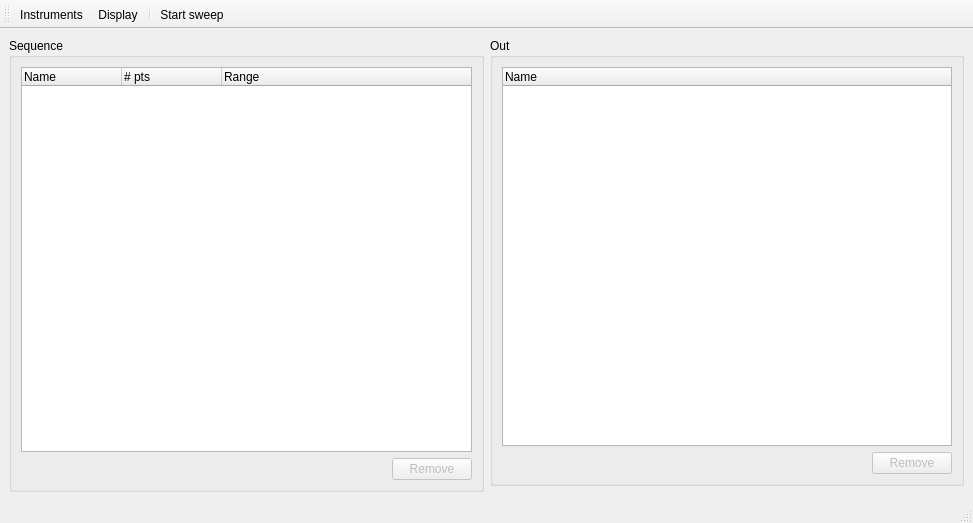
Qt form ui/MainWindow.ui (AlexisMrl/HegelLab) before a commit.
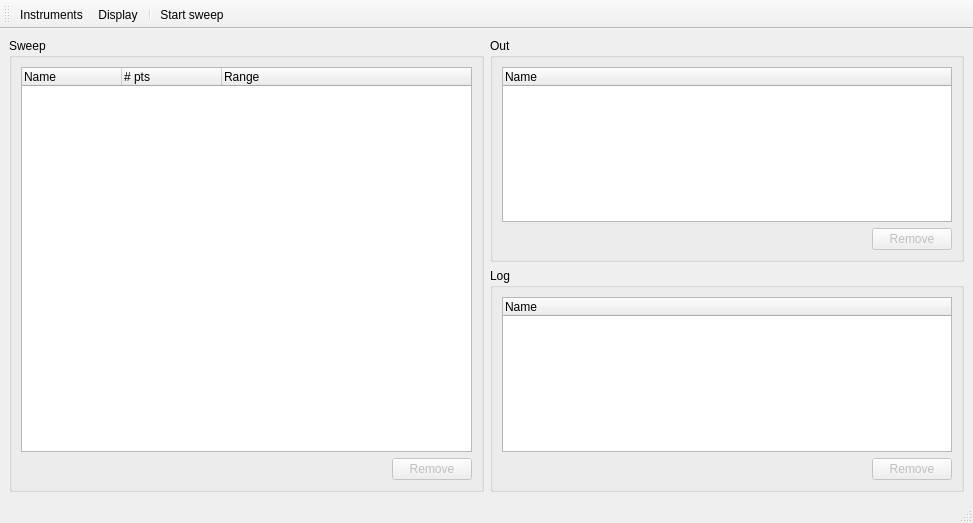
The same form after that commit. Icons and pictures are not drawn. Custom widgets are drawn as their Qt base class.

Commit message: [Features] (sweepable but no display)   - thread creation for sweep   - base for live display   - some error managment

```diff
--- a/ui/MainWindow.ui
+++ b/ui/MainWindow.ui
@@ -15,7 +15,7 @@
   </property>
   <widget class="QWidget" name="centralwidget">
    <layout class="QGridLayout" name="gridLayout_2">
-    <item row="0" column="1">
+    <item row="0" column="2">
      <widget class="QGroupBox" name="groupBox_2">
       <property name="title">
        <string>Out</string>
@@ -60,10 +60,58 @@
       </layout>
      </widget>
     </item>
-    <item row="0" column="0" rowspan="2">
+    <item row="1" column="2">
+     <widget class="QGroupBox" name="groupBox_3">
+      <property name="toolTip">
+       <string/>
+      </property>
+      <property name="title">
+       <string>Log</string>
+      </property>
+      <layout class="QVBoxLayout" name="verticalLayout">
+       <item>
+        <widget class="Tree" name="tree_log">
+         <column>
+          <property name="text">
+           <string>Name</string>
+          </property>
+         </column>
+        </widget>
+       </item>
+       <item>
+        <layout class="QHBoxLayout" name="horizontalLayout_4">
+         <item>
+          <spacer name="horizontalSpacer_3">
+           <property name="orientation">
+            <enum>Qt::Horizontal</enum>
+           </property>
+           <property name="sizeHint" stdset="0">
+            <size>
+             <width>40</width>
+             <height>20</height>
+            </size>
+           </property>
+          </spacer>
+         </item>
+         <item>
+          <widget class="QPushButton" name="log_remove">
+           <property name="enabled">
+            <bool>false</bool>
+           </property>
+           <property name="text">
+            <string>Remove</string>
+           </property>
+          </widget>
+         </item>
+        </layout>
+       </item>
+      </layout>
+     </widget>
+    </item>
+    <item row="0" column="1" rowspan="2">
      <widget class="QGroupBox" name="groupBox">
       <property name="title">
-       <string>Sequence</string>
+       <string>Sweep</string>
       </property>
       <layout class="QGridLayout" name="gridLayout">
        <item row="0" column="0">
```
The commit also changes 13 other files.
